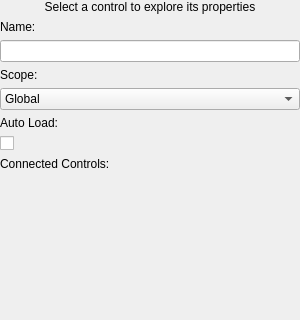
This is Gems/AudioSystem/Code/Source/Editor/InspectorPanel.ui in Zee2401/o3de as Qt 5 draws it before an edit; both pictures show x 0 to 300 and y 0 to 320 of the 300 by 490 pixel window. The edited form follows.
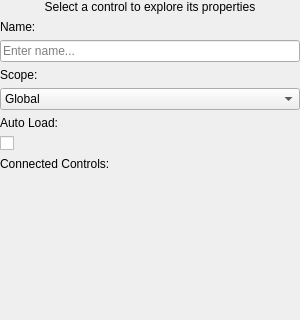
This is the edited form. Custom widgets are drawn as their Qt base class.

Commit message: 🎨 Palette: Standardize Inspector Panel accessibility and usability via XML

Diff of the .ui file:
```diff
--- a/Gems/AudioSystem/Code/Source/Editor/InspectorPanel.ui
+++ b/Gems/AudioSystem/Code/Source/Editor/InspectorPanel.ui
@@ -120,6 +120,15 @@
            <verstretch>0</verstretch>
           </sizepolicy>
          </property>
+         <property name="accessibleName">
+          <string>Name</string>
+         </property>
+         <property name="placeholderText">
+          <string>Enter name...</string>
+         </property>
+         <property name="clearButtonEnabled">
+          <bool>true</bool>
+         </property>
         </widget>
        </item>
        <item row="2" column="0">
```
Left out of the diff: 18 changed lines with no effect on the pictures. The commit also changes 1 other file.
